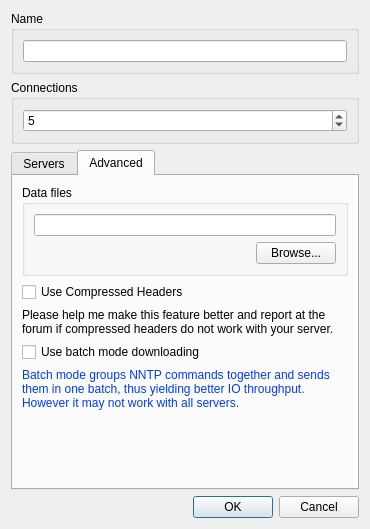
The window that app/gui/dlgaccount.ui (ensisoft/newsflash-plus) describes before a commit, drawn with Qt 5.
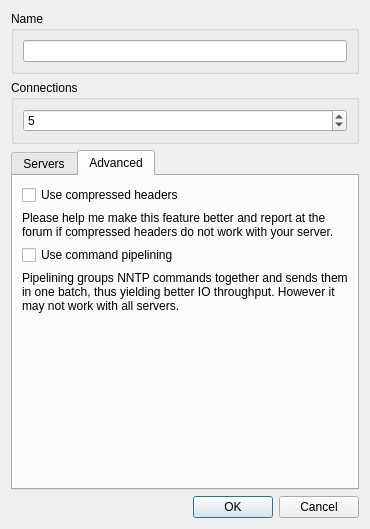
The same window after the commit. The open tabs and pages were chosen to show the change. Icons and pictures are not drawn.

The edit to the form file:
```diff
--- a/app/gui/dlgaccount.ui
+++ b/app/gui/dlgaccount.ui
@@ -222,61 +222,21 @@
        <string>Advanced</string>
       </attribute>
       <layout class="QGridLayout" name="gridLayout_11">
-       <item row="3" column="0">
-        <widget class="QCheckBox" name="chkBatchMode">
+       <item row="2" column="0">
+        <widget class="QCheckBox" name="chkPipelining">
          <property name="text">
-          <string>Use batch mode downloading</string>
+          <string>Use command pipelining</string>
          </property>
         </widget>
        </item>
        <item row="0" column="0">
-        <widget class="QGroupBox" name="groupBox">
-         <property name="title">
-          <string>Data files</string>
-         </property>
-         <layout class="QGridLayout" name="gridLayout_10">
-          <item row="0" column="0">
-           <widget class="QLineEdit" name="edtDataFiles">
-            <property name="toolTip">
-             <string>Location for data files</string>
-            </property>
-           </widget>
-          </item>
-          <item row="1" column="0">
-           <layout class="QHBoxLayout" name="horizontalLayout_2">
-            <item>
-             <spacer name="horizontalSpacer_2">
-              <property name="orientation">
-               <enum>Qt::Horizontal</enum>
-              </property>
-              <property name="sizeHint" stdset="0">
-               <size>
-                <width>40</width>
-                <height>20</height>
-               </size>
-              </property>
-             </spacer>
-            </item>
-            <item>
-             <widget class="QPushButton" name="btnBrowseData">
-              <property name="text">
-               <string>Browse...</string>
-              </property>
-             </widget>
-            </item>
-           </layout>
-          </item>
-         </layout>
-        </widget>
-       </item>
-       <item row="1" column="0">
-        <widget class="QCheckBox" name="chkCompressedHeaders">
+        <widget class="QCheckBox" name="chkCompression">
          <property name="text">
-          <string>Use Compressed Headers</string>
+          <string>Use compressed headers</string>
          </property>
         </widget>
        </item>
-       <item row="5" column="0">
+       <item row="4" column="0">
         <spacer name="verticalSpacer">
          <property name="orientation">
           <enum>Qt::Vertical</enum>
@@ -289,7 +249,7 @@
          </property>
         </spacer>
        </item>
-       <item row="2" column="0">
+       <item row="1" column="0">
         <widget class="QLabel" name="label_7">
          <property name="text">
           <string>Please help me make this feature better and report at the forum if compressed headers do not work with your server. </string>
@@ -302,13 +262,10 @@
          </property>
         </widget>
        </item>
-       <item row="4" column="0">
+       <item row="3" column="0">
         <widget class="QLabel" name="label_8">
-         <property name="styleSheet">
-          <string notr="true">color: rgb(0, 59, 255);</string>
-         </property>
          <property name="text">
-          <string>Batch mode groups NNTP commands together and sends them in one batch, thus yielding better IO throughput. However it may not work with all servers.</string>
+          <string>Pipelining groups NNTP commands together and sends them in one batch, thus yielding better IO throughput. However it may not work with all servers.</string>
          </property>
          <property name="wordWrap">
           <bool>true</bool>
```
Left out of the diff: 14 changed lines with no effect on the pictures.
